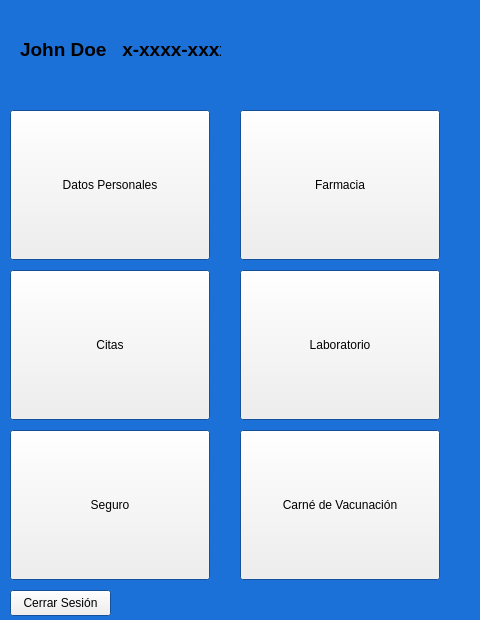
Qt form src/firewalls-ui-prototype/mainmenupatient.ui (andressero/firewalls) before a commit.
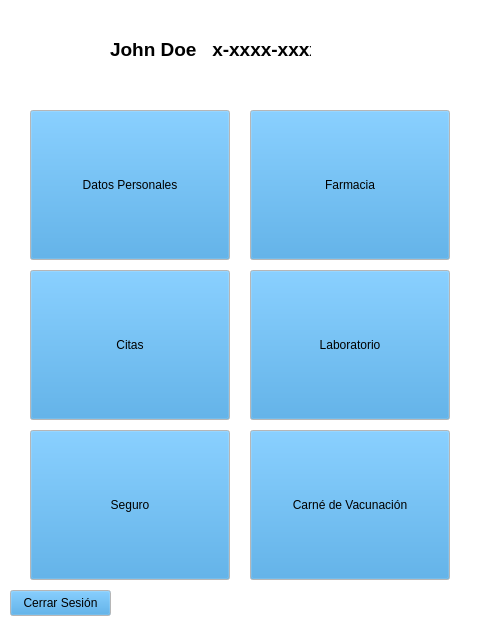
The same form after that commit. Icons and pictures are not drawn.

Commit message: Add logo, color and geometry changes, gitignore fixed

Patch:
```diff
--- a/src/firewalls-ui-prototype/mainmenupatient.ui
+++ b/src/firewalls-ui-prototype/mainmenupatient.ui
@@ -25,43 +25,88 @@
   <property name="palette">
    <palette>
     <active>
+     <colorrole role="Button">
+      <brush brushstyle="SolidPattern">
+       <color alpha="255">
+        <red>52</red>
+        <green>152</green>
+        <blue>219</blue>
+       </color>
+      </brush>
+     </colorrole>
      <colorrole role="Window">
       <brush brushstyle="SolidPattern">
        <color alpha="255">
-        <red>28</red>
-        <green>113</green>
-        <blue>216</blue>
+        <red>255</red>
+        <green>255</green>
+        <blue>255</blue>
+       </color>
+      </brush>
+     </colorrole>
+     <colorrole role="Highlight">
+      <brush brushstyle="SolidPattern">
+       <color alpha="255">
+        <red>52</red>
+        <green>152</green>
+        <blue>219</blue>
        </color>
       </brush>
      </colorrole>
     </active>
     <inactive>
+     <colorrole role="Button">
+      <brush brushstyle="SolidPattern">
+       <color alpha="255">
+        <red>52</red>
+        <green>152</green>
+        <blue>219</blue>
+       </color>
+      </brush>
+     </colorrole>
      <colorrole role="Window">
       <brush brushstyle="SolidPattern">
        <color alpha="255">
-        <red>28</red>
-        <green>113</green>
-        <blue>216</blue>
+        <red>255</red>
+        <green>255</green>
+        <blue>255</blue>
+       </color>
+      </brush>
+     </colorrole>
+     <colorrole role="Highlight">
+      <brush brushstyle="SolidPattern">
+       <color alpha="255">
+        <red>52</red>
+        <green>152</green>
+        <blue>219</blue>
        </color>
       </brush>
      </colorrole>
     </inactive>
     <disabled>
+     <colorrole role="Button">
+      <brush brushstyle="SolidPattern">
+       <color alpha="255">
+        <red>52</red>
+        <green>152</green>
+        <blue>219</blue>
+       </color>
+      </brush>
+     </colorrole>
      <colorrole role="Base">
       <brush brushstyle="SolidPattern">
        <color alpha="255">
-        <red>28</red>
-        <green>113</green>
-        <blue>216</blue>
+        <red>255</red>
+        <green>255</green>
+        <blue>255</blue>
        </color>
       </brush>
      </colorrole>
      <colorrole role="Window">
       <brush brushstyle="SolidPattern">
        <color alpha="255">
-        <red>28</red>
-        <green>113</green>
-        <blue>216</blue>
+        <red>255</red>
+        <green>255</green>
+        <blue>255</blue>
        </color>
       </brush>
      </colorrole>
@@ -77,7 +122,7 @@
   <widget class="QLabel" name="label">
    <property name="geometry">
     <rect>
-     <x>20</x>
+     <x>110</x>
      <y>40</y>
      <width>201</width>
      <height>18</height>
@@ -96,7 +141,7 @@
   <widget class="QPushButton" name="personalDataButton">
    <property name="geometry">
     <rect>
-     <x>10</x>
+     <x>30</x>
      <y>110</y>
      <width>200</width>
      <height>150</height>
@@ -109,7 +154,7 @@
   <widget class="QPushButton" name="laboratoryButton">
    <property name="geometry">
     <rect>
-     <x>240</x>
+     <x>250</x>
      <y>270</y>
      <width>200</width>
      <height>150</height>
@@ -122,7 +167,7 @@
   <widget class="QPushButton" name="appointmentsButton">
    <property name="geometry">
     <rect>
-     <x>10</x>
+     <x>30</x>
      <y>270</y>
      <width>200</width>
      <height>150</height>
@@ -135,7 +180,7 @@
   <widget class="QPushButton" name="pharmacyButton">
    <property name="geometry">
     <rect>
-     <x>240</x>
+     <x>250</x>
      <y>110</y>
      <width>200</width>
      <height>150</height>
@@ -148,7 +193,7 @@
   <widget class="QPushButton" name="insuranceButton">
    <property name="geometry">
     <rect>
-     <x>10</x>
+     <x>30</x>
      <y>430</y>
      <width>200</width>
      <height>150</height>
@@ -161,7 +206,7 @@
   <widget class="QPushButton" name="vaccinationCardButton">
    <property name="geometry">
     <rect>
-     <x>240</x>
+     <x>250</x>
      <y>430</y>
      <width>200</width>
      <height>150</height>
@@ -184,6 +229,25 @@
     <string>Cerrar Sesión</string>
    </property>
   </widget>
+  <widget class="QLabel" name="logo">
+   <property name="geometry">
+    <rect>
+     <x>40</x>
+     <y>30</y>
+     <width>61</width>
+     <height>51</height>
+    </rect>
+   </property>
+   <property name="text">
+    <string/>
+   </property>
+   <property name="pixmap">
+    <pixmap>../../resources/logo.svg</pixmap>
+   </property>
+   <property name="scaledContents">
+    <bool>true</bool>
+   </property>
+  </widget>
  </widget>
  <resources/>
  <connections/>
```
The commit also changes 13 other files.
